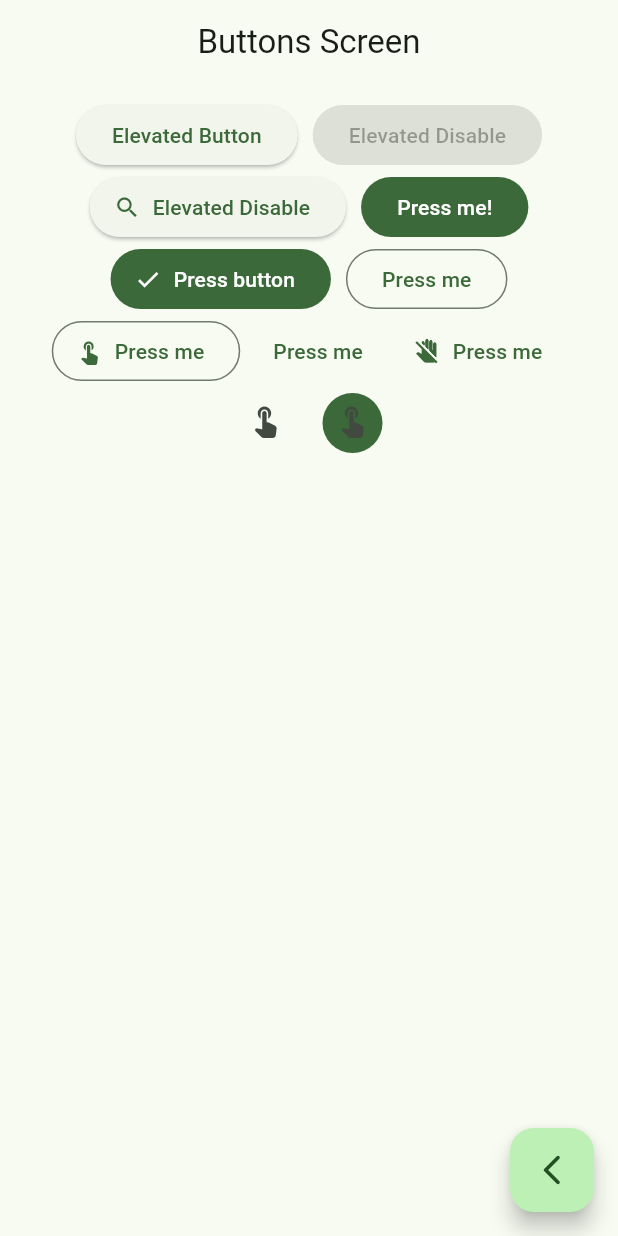
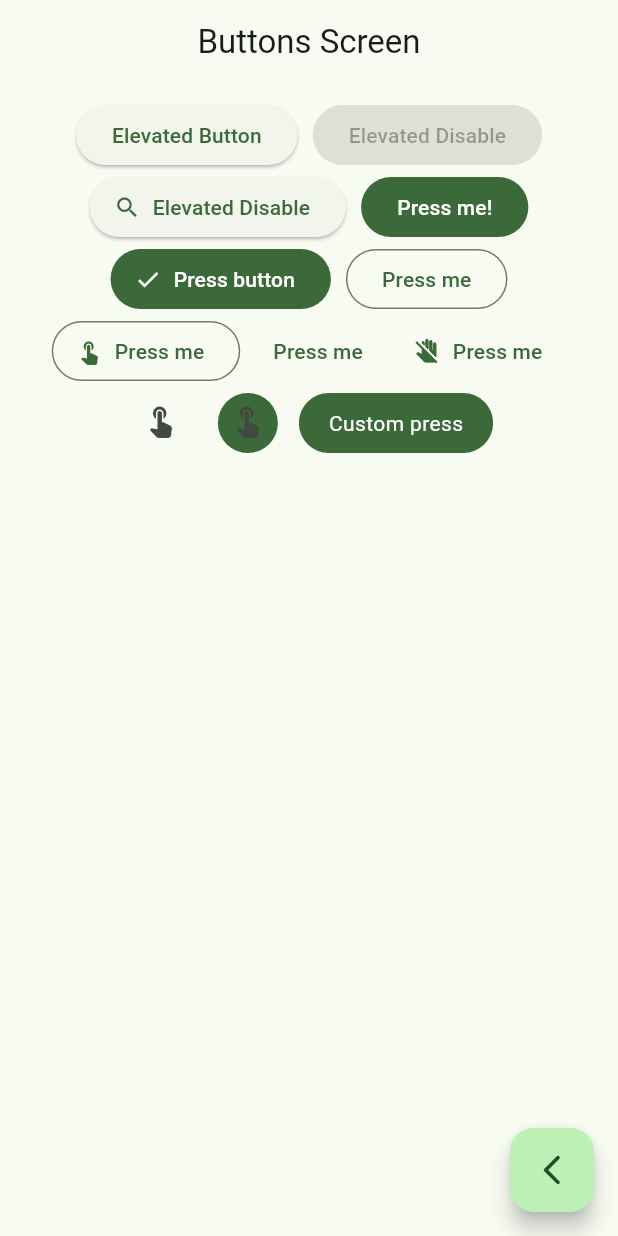
Before and after one commit to AlanMelendez/AppThemeFlutter, a Flutter app: the ButtonsScreen screen opened by its route, on a phone screen of 412 x 824 dp. Run offline on Flutter 3.47's test engine with Material 3 defaults, Android fonts, the phone set to English and light mode, and no system bars; our stand-ins replace go_router.

Commit message:
Add CustomButton widget to ButtonsScreen for enhanced button functionality

```diff
--- a/lib/presentation/screens/buttons/buttons_screen.dart
+++ b/lib/presentation/screens/buttons/buttons_screen.dart
@@ -63,6 +63,7 @@ class _ButtonView extends StatelessWidget {
               backgroundColor: WidgetStatePropertyAll(colors.primary)
             ),),
 
+            CustomButton()
 
           ],
         )
@@ -70,3 +71,28 @@ class _ButtonView extends StatelessWidget {
     );
   }
 }
+
+class CustomButton extends StatelessWidget{
+
+   CustomButton({super.key});
+
+  @override
+  Widget build(BuildContext context) {
+
+    final colors = Theme.of(context).colorScheme;
+
+    return ClipRRect(
+      borderRadius: BorderRadius.circular(20),
+      child: Material(
+        color: colors.primary,
+        child: InkWell(
+          onTap: () => {},
+          child: Padding(
+            padding: EdgeInsets.symmetric(vertical: 10, horizontal: 20),
+            child: Text('Custom press', style: TextStyle(color: Colors.white),),
+          ),
+        ),
+      ),
+    );
+  }
+}
```
